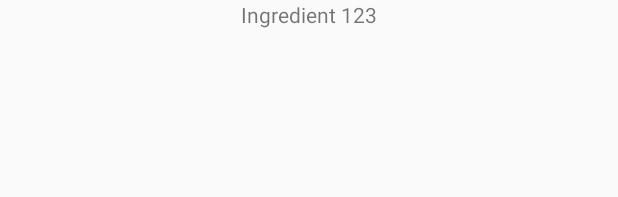
After one commit to danihmello06/recipes, an Android app: the layout ingredient_item.xml on its own in the app's theme, with its tools: preview values and no code run, on a phone screen of 412 x 824 dp. The commit adds this screen. Shown: the top 197 px of the screen. Run offline under Robolectric (Android 15) with nearby library versions, the phone set to English and light mode, and no system bars; network calls fail.

Commit message:
added some stuff

```diff
--- a/app/src/main/AndroidManifest.xml
+++ b/app/src/main/AndroidManifest.xml
@@ -15,7 +15,7 @@
         android:allowBackup="true"
         android:label="@string/app_name"
         android:supportsRtl="true"
-        android:theme="@style/Theme.Recipe"
+        android:theme="@style/AppTheme"
         tools:replace="android:name">
         <activity
             android:name=".MainActivity"
--- a/app/src/main/res/layout/fragment_search.xml
+++ b/app/src/main/res/layout/fragment_search.xml
@@ -25,7 +25,6 @@
         app:layout_constraintEnd_toEndOf="parent"
         app:layout_constraintStart_toStartOf="parent"
         app:layout_constraintTop_toBottomOf="@id/searchToolbar"
-        app:layout_constraintBottom_toBottomOf="parent"
         tools:listitem="@layout/search_item" />
 
 </androidx.constraintlayout.widget.ConstraintLayout>
--- /dev/null
+++ b/app/src/main/res/layout/ingredient_item.xml
@@ -0,0 +1,17 @@
+<?xml version="1.0" encoding="utf-8"?>
+<androidx.constraintlayout.widget.ConstraintLayout xmlns:android="http://schemas.android.com/apk/res/android"
+    xmlns:app="http://schemas.android.com/apk/res-auto"
+    android:layout_width="match_parent"
+    android:layout_height="wrap_content">
+
+    <TextView
+        android:id="@+id/ingredientItem"
+        android:layout_width="wrap_content"
+        android:layout_height="wrap_content"
+        android:text="Ingredient 123"
+        app:layout_constraintTop_toTopOf="parent"
+        app:layout_constraintBottom_toBottomOf="parent"
+        app:layout_constraintStart_toStartOf="parent"
+        app:layout_constraintEnd_toEndOf="parent"/>
+
+</androidx.constraintlayout.widget.ConstraintLayout>
--- /dev/null
+++ b/app/src/main/res/values/styles.xml
@@ -0,0 +1,5 @@
+<?xml version="1.0" encoding="utf-8"?>
+<resources>
+    <style name="AppTheme" parent="Base.Theme.AppCompat.Light.DarkActionBar">
+    </style>
+</resources>
--- a/app/src/main/res/values/themes.xml
+++ /dev/null
@@ -1,7 +0,0 @@
-<?xml version="1.0" encoding="utf-8"?>
-<resources>
-    <style name="Theme.Recipe" parent="Theme.MaterialComponents.Light.NoActionBar">
-        <item name="colorPrimary">#888888</item>
-
-    </style>
-</resources>
```
Also changed, not shown: app/src/main/res/layout/fragment_recipe.xml (+21 -9 lines), app/src/main/res/layout/preparation_item.xml (added, +17 -0 lines), app/src/main/res/layout/step_item.xml (added, +59 -0 lines).
